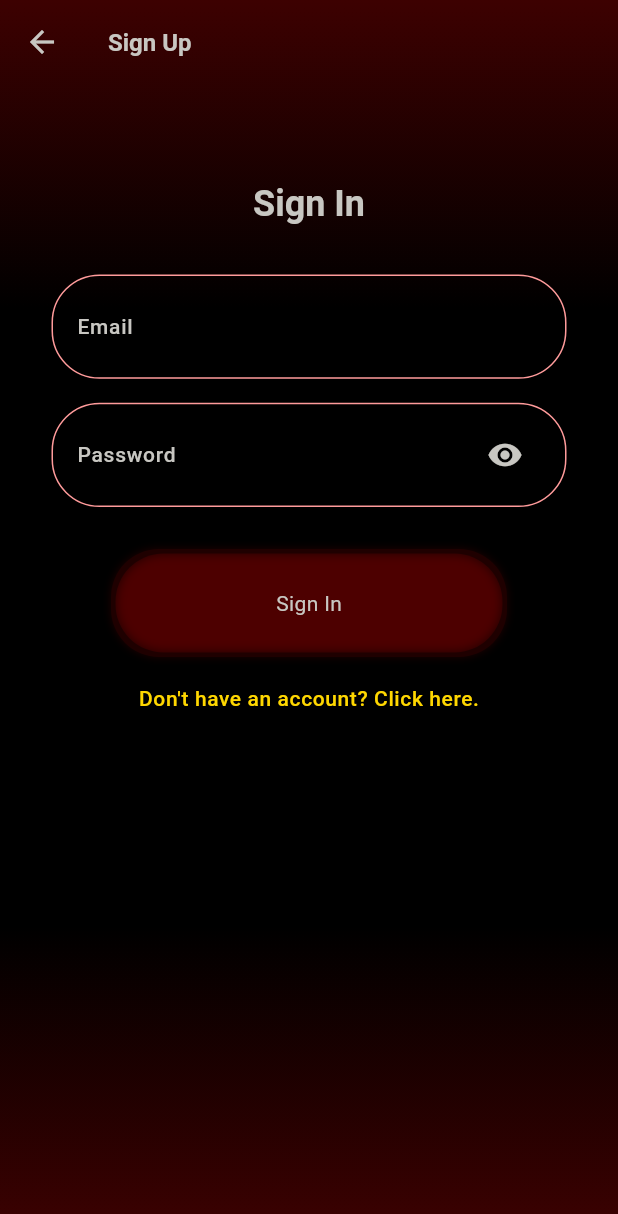
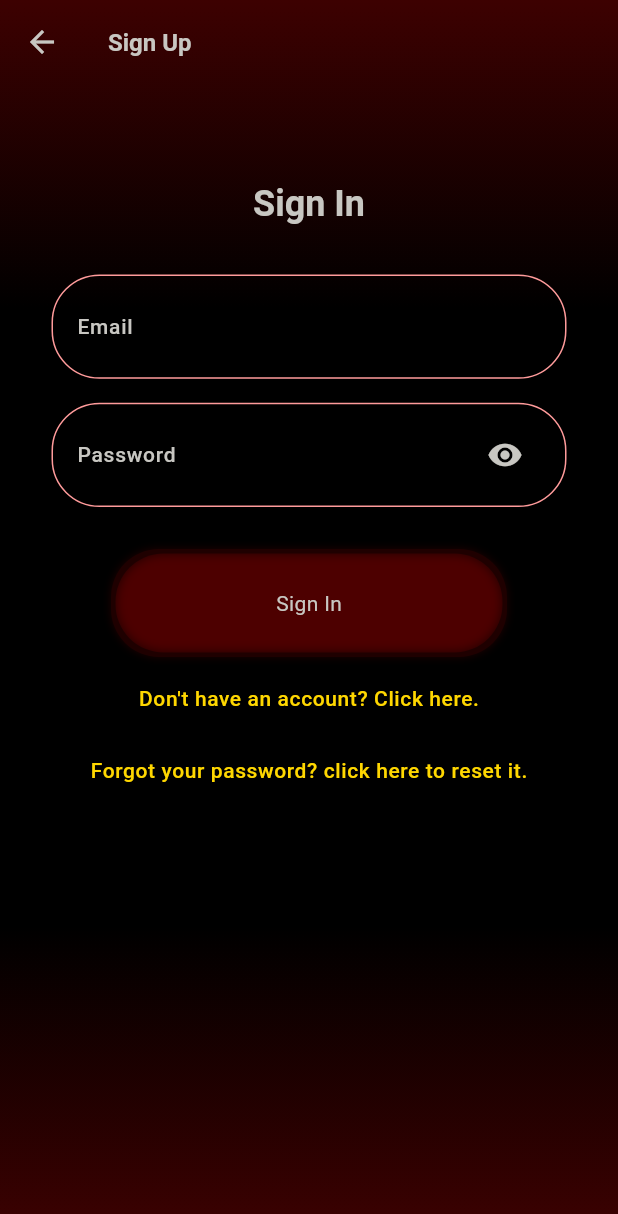
Before and after one commit to izako666/love-code, a Flutter app: the AuthInitScreen screen opened by its route, after a tap on "Sign In", on a phone screen of 412 x 824 dp. Shown: the top 1214 px of the screen. Run offline on Flutter 3.47's test engine with Material 3 defaults, Android fonts, the phone set to English and light mode, and no system bars; our stand-ins replace cloud_firestore, dartz, firebase_auth, firebase_core, flutter_screenutil, get and 4 more; accounts and stored records are empty; Roboto replaces fonts that are missing (PT Serif, Red Hat Text).

Commit message:
added email verification and password reset

```diff
--- a/lib/localization.dart
+++ b/lib/localization.dart
@@ -51,4 +51,14 @@ class Localization {
       'Here you can chat normally, or use fun commands to spice up the conversation.';
   static const onboarding_3 =
       'The options are endless, are you ready? Click on Go!';
+
+  static const forgotPassword = 'Forgot your password? click here to reset it.';
+  static const resetEmailSent = 'Your password reset email was sent.';
+
+  static const verifyEmail = 'Verify your email';
+  static const plsVerifyEmail = 'Please verify your email';
+  static const verify = 'Verify';
+  static const needToConfirmYou = 'We need to confirm that this is really you';
+  static const emailVerifySent = 'Email verification email sent.';
+  static const later = 'Later';
 }
--- a/lib/ui/chat/chats.dart
+++ b/lib/ui/chat/chats.dart
@@ -132,7 +132,7 @@ class _ChatScreenState extends State<ChatScreen> {
                                   onDeleteTap: () {
                                     showLcDialog(
                                         title: Localization.deleteMessage,
-                                        desc: 'Please confirm your decision.',
+                                        desc: Localization.confirmDecision,
                                         actions: [
                                           LcButton(
                                             width: 75.w,
--- a/lib/ui/entrance/sign_in.dart
+++ b/lib/ui/entrance/sign_in.dart
@@ -153,6 +153,25 @@ class _SignInScreenState extends State<SignInScreen> {
                       .bodySmall!
                       .copyWith(color: hintColor),
                 ),
+              ),
+              TextButton(
+                onPressed: () async {
+                  bool emailErr = _emailKey.currentState!.validate();
+                  if (emailErr) {
+                    await Auth.instance()
+                        .sendResetPassword(_emailController.text);
+                    Get.snackbar(
+                        Localization.success, Localization.resetEmailSent,
+                        snackPosition: SnackPosition.BOTTOM);
+                  }
+                },
+                child: Text(
+                  Localization.forgotPassword,
+                  style: Theme.of(context)
+                      .textTheme
+                      .bodySmall!
+                      .copyWith(color: hintColor),
+                ),
               )
             ],
           ),
--- a/lib/ui/entrance/sign_up.dart
+++ b/lib/ui/entrance/sign_up.dart
@@ -217,7 +217,7 @@ class _SignUpScreenState extends State<SignUpScreen> {
                         _passwordController.text,
                         _userNameController.text);
                     result.fold((user) {
-                      Get.snackbar('Success', 'yay');
+                      Auth.instance().queueVerifyDialog();
                     }, (text) => Get.snackbar(Localization.oops, text));
                   }
                 },
--- a/pubspec.yaml
+++ b/pubspec.yaml
@@ -45,6 +45,7 @@ dependencies:
   popover: ^0.3.0+1
   shared_preferences: ^2.2.3
   page_view_dot_indicator: ^2.3.0
+  firebase_messaging: ^14.9.4
 dev_dependencies:
   flutter_test:
     sdk: flutter
```
Also changed, not shown: lib/portable_api/auth/auth.dart (+18 -0 lines), lib/ui/chat/make_room.dart (+43 -1 lines), lib/ui/chat/widgets/menu_drawer.dart (+29 -7 lines), pubspec.lock, 1 other file.
